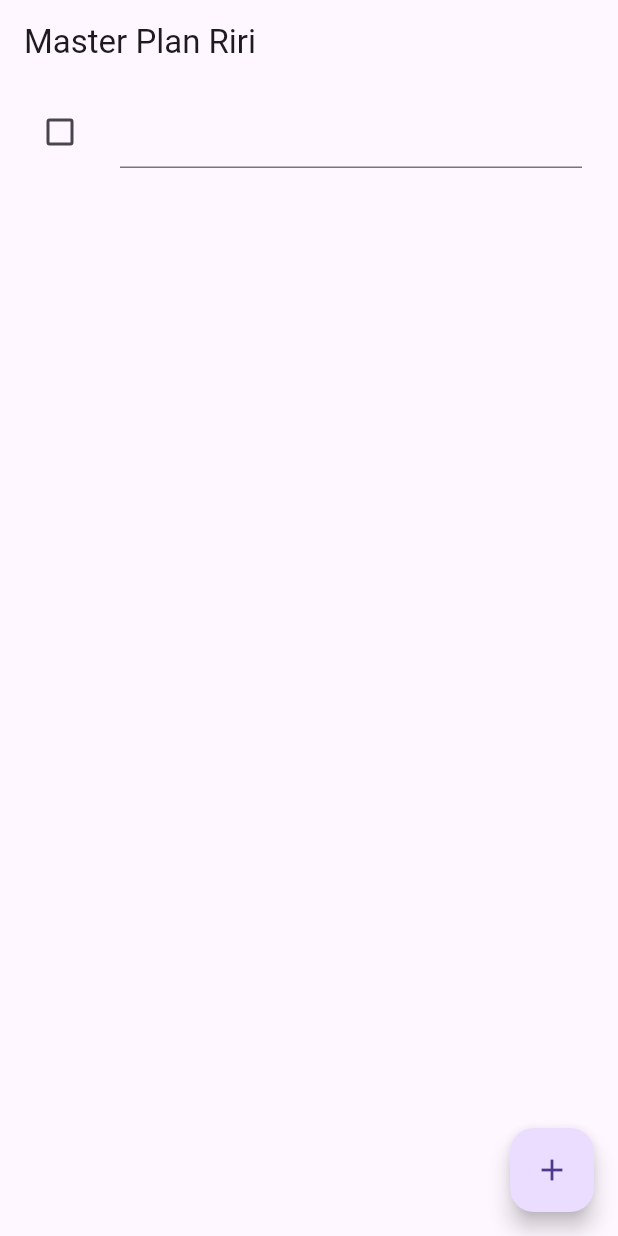
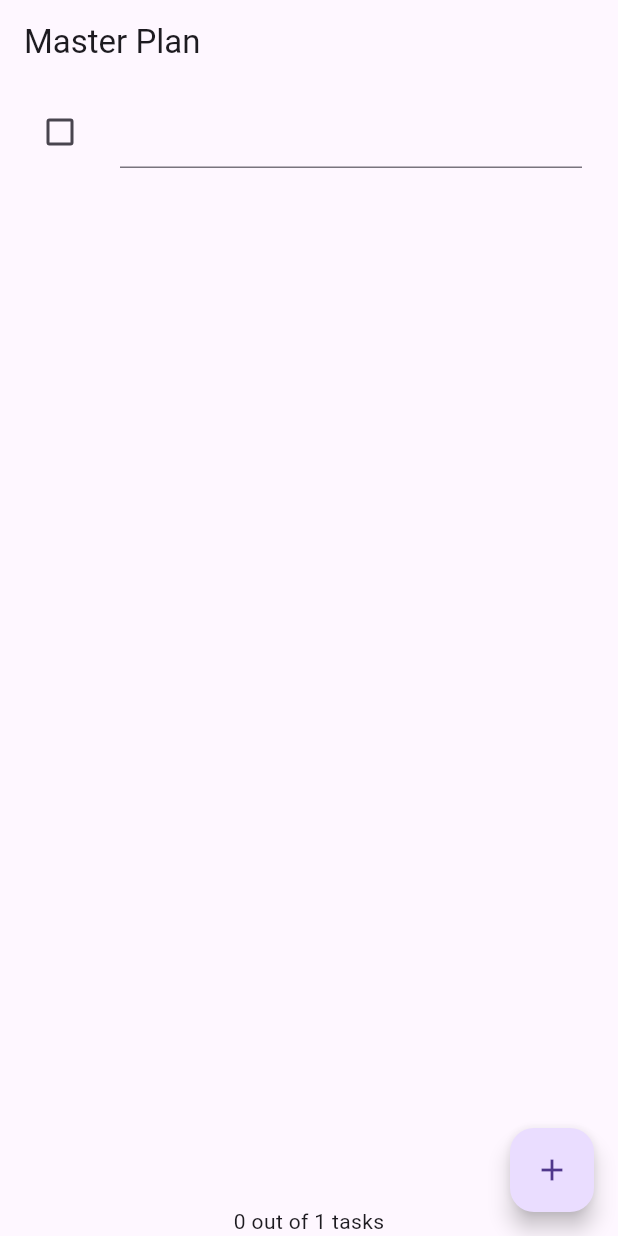
Before and after one commit to ririks/Master_Plan, a Flutter app: the screen it shows after launch, after a tap on the "add" icon, on a phone screen of 412 x 824 dp. Run offline on Flutter 3.47's test engine with Material 3 defaults, Android fonts, the phone set to English and light mode, and no system bars.

Commit message:
Update plan_screen.dart

```diff
--- a/lib/views/plan_screen.dart
+++ b/lib/views/plan_screen.dart
@@ -1,3 +1,4 @@
+import 'package:master_plan/provider/plan_provider.dart';
 import '../models/data_layer.dart';
 import 'package:flutter/material.dart';
 
@@ -28,68 +29,75 @@ void dispose() {
   @override
 Widget build(BuildContext context) {
    return Scaffold(
-      appBar: AppBar(title: const Text('Master Plan Riri')),
-      body: _buildList(),
-      floatingActionButton: _buildAddTaskButton(),
+     appBar: AppBar(title: const Text('Master Plan')),
+     body: ValueListenableBuilder<Plan>(
+       valueListenable: PlanProvider.of(context),
+       builder: (context, plan, child) {
+         return Column(
+           children: [
+             Expanded(child: _buildList(plan)),
+             SafeArea(child: Text(plan.completenessMessage))
+           ],
+         );
+       },
+     ),
+     floatingActionButton: _buildAddTaskButton(context),
    );
 }
 
-  Widget _buildList() {
+
+  Widget _buildList(Plan plan) {
    return ListView.builder(
      controller: scrollController,
-    keyboardDismissBehavior: Theme.of(context).platform ==
-    TargetPlatform.iOS
-          ? ScrollViewKeyboardDismissBehavior.onDrag
-          : ScrollViewKeyboardDismissBehavior.manual,
      itemCount: plan.tasks.length,
-      itemBuilder: (context, index) => _buildTaskTile(plan.tasks[index], index),
+     itemBuilder: (context, index) =>
+        _buildTaskTile(plan.tasks[index], index, context),
    );
 }
 
-  Widget _buildAddTaskButton() {
+  Widget _buildAddTaskButton(BuildContext context) {
+  ValueNotifier<Plan> planNotifier = PlanProvider.of(context);
   return FloatingActionButton(
     child: const Icon(Icons.add),
     onPressed: () {
-        setState(() {
-          plan = Plan(
-            name: plan.name,
-            tasks: List<Task>.from(plan.tasks)..add(const Task()),
+      Plan currentPlan = planNotifier.value;
+      planNotifier.value = Plan(
+        name: currentPlan.name,
+        tasks: List<Task>.from(currentPlan.tasks)..add(const Task()),
       );
-        });
     },
   );
   }
 
-  Widget _buildTaskTile(Task task, int index) {
+
+ Widget _buildTaskTile(Task task, int index, BuildContext context) {
+  ValueNotifier<Plan> planNotifier = PlanProvider.of(context);
   return ListTile(
     leading: Checkbox(
        value: task.complete,
        onChanged: (selected) {
-          setState(() {
-            plan = Plan(
-              name: plan.name,
-              tasks: List<Task>.from(plan.tasks)
+         Plan currentPlan = planNotifier.value;
+         planNotifier.value = Plan(
+           name: currentPlan.name,
+           tasks: List<Task>.from(currentPlan.tasks)
              ..[index] = Task(
                description: task.description,
                complete: selected ?? false,
              ),
          );
-          });
-        },
-      ),
+       }),
     title: TextFormField(
       initialValue: task.description,
       onChanged: (text) {
-          setState(() {
-            plan = Plan(
-              name: plan.name,
-              tasks: List<Task>.from(plan.tasks)
+        Plan currentPlan = planNotifier.value;
+        planNotifier.value = Plan(
+          name: currentPlan.name,
+          tasks: List<Task>.from(currentPlan.tasks)
             ..[index] = Task(
               description: text,
               complete: task.complete,
             ),
         );
-          });
       },
     ),
   );
```
Lines whose indentation alone changed are shown as unchanged.
